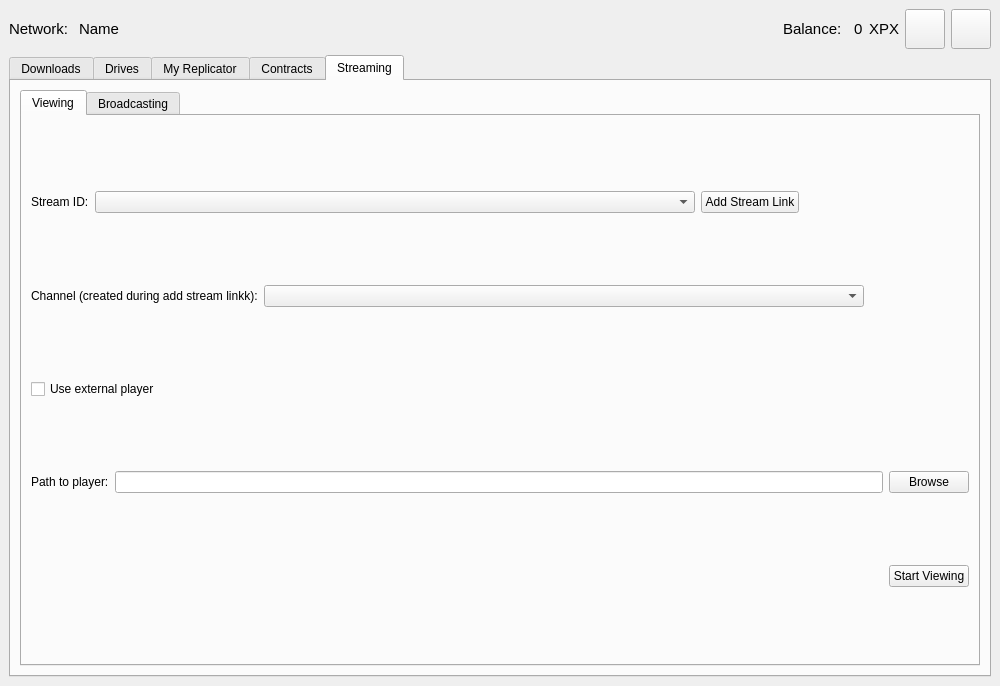
This is UserApp/mainwin.ui in proximax-storage/cpp-xpx-storage-user-app as Qt 5 draws it before an edit. The edited form follows.
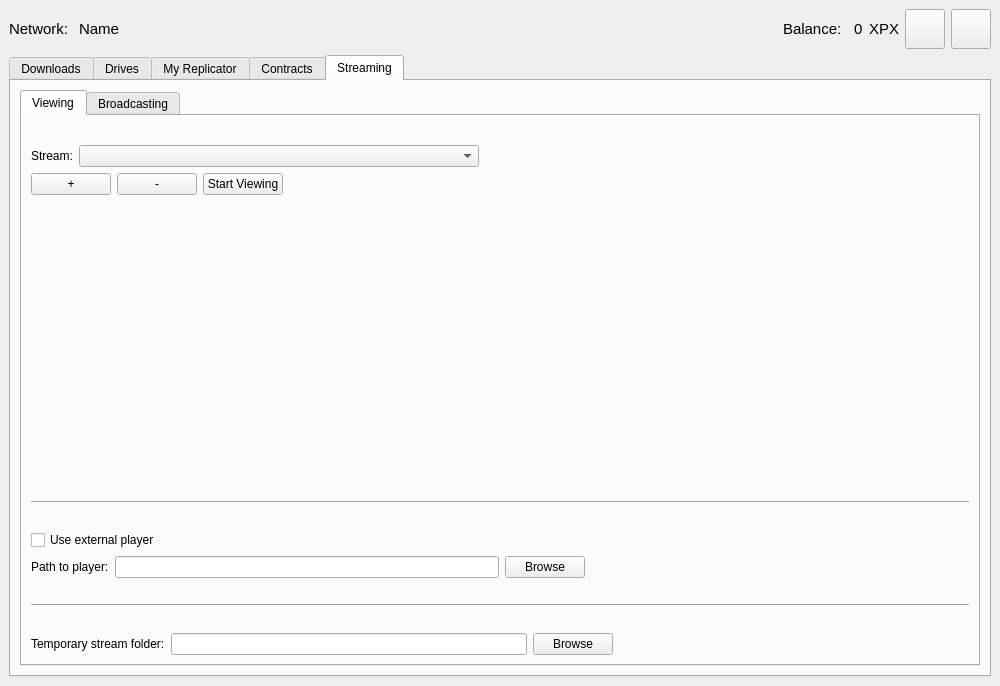
This is the edited form. The open tabs and pages were chosen to show the change.

The edit to the form file:
```diff
--- a/UserApp/mainwin.ui
+++ b/UserApp/mainwin.ui
@@ -1446,12 +1446,25 @@
             <string>Viewing</string>
            </attribute>
            <layout class="QVBoxLayout" name="verticalLayout_4">
+            <item>
+             <spacer name="horizontalSpacer_23">
+              <property name="orientation">
+               <enum>Qt::Horizontal</enum>
+              </property>
+              <property name="sizeHint" stdset="0">
+               <size>
+                <width>40</width>
+                <height>20</height>
+               </size>
+              </property>
+             </spacer>
+            </item>
             <item>
              <layout class="QHBoxLayout" name="horizontalLayout_11">
               <item>
                <widget class="QLabel" name="label">
                 <property name="text">
-                 <string>Stream ID:</string>
+                 <string>Stream:</string>
                 </property>
                </widget>
               </item>
@@ -1459,7 +1472,7 @@
                <widget class="QComboBox" name="comboBox">
                 <property name="minimumSize">
                  <size>
-                  <width>600</width>
+                  <width>400</width>
                   <height>0</height>
                  </size>
                 </property>
@@ -1468,13 +1481,6 @@
                 </property>
                </widget>
               </item>
-              <item>
-               <widget class="QPushButton" name="pushButton_4">
-                <property name="text">
-                 <string>Add Stream Link</string>
-                </property>
-               </widget>
-              </item>
               <item>
                <spacer name="horizontalSpacer_4">
                 <property name="orientation">
@@ -1491,26 +1497,54 @@
              </layout>
             </item>
             <item>
-             <layout class="QHBoxLayout" name="horizontalLayout_15">
+             <layout class="QHBoxLayout" name="horizontalLayout_12">
               <item>
-               <widget class="QLabel" name="label_6">
+               <widget class="QPushButton" name="m_addStreamRefBtn">
                 <property name="text">
-                 <string>Channel (created during add stream linkk):</string>
+                 <string>+</string>
                 </property>
                </widget>
               </item>
               <item>
-               <widget class="QComboBox" name="comboBox_2">
-                <property name="minimumSize">
+               <widget class="QPushButton" name="m_delStreamRefBtn">
+                <property name="text">
+                 <string>-</string>
+                </property>
+               </widget>
+              </item>
+              <item>
+               <widget class="QPushButton" name="m_startViewingBtn">
+                <property name="text">
+                 <string>Start Viewing</string>
+                </property>
+               </widget>
+              </item>
+              <item>
+               <spacer name="horizontalSpacer_8">
+                <property name="orientation">
+                 <enum>Qt::Horizontal</enum>
+                </property>
+                <property name="sizeHint" stdset="0">
                  <size>
-                  <width>600</width>
-                  <height>0</height>
+                  <width>40</width>
+                  <height>20</height>
                  </size>
                 </property>
-               </widget>
+               </spacer>
               </item>
               <item>
-               <spacer name="horizontalSpacer_6">
+               <layout class="QVBoxLayout" name="verticalLayout_12">
+                <item>
+                 <layout class="QHBoxLayout" name="horizontalLayout_15"/>
+                </item>
+               </layout>
+              </item>
+             </layout>
+            </item>
+            <item>
+             <layout class="QHBoxLayout" name="horizontalLayout_14">
+              <item>
+               <spacer name="horizontalSpacer_5">
                 <property name="orientation">
                  <enum>Qt::Horizontal</enum>
                 </property>
@@ -1525,12 +1559,49 @@
              </layout>
             </item>
             <item>
-             <widget class="QCheckBox" name="checkBox">
-              <property name="text">
-               <string>Use external player</string>
+             <spacer name="verticalSpacer_2">
+              <property name="orientation">
+               <enum>Qt::Vertical</enum>
+              </property>
+              <property name="sizeHint" stdset="0">
+               <size>
+                <width>20</width>
+                <height>40</height>
+               </size>
+              </property>
+             </spacer>
+            </item>
+            <item>
+             <widget class="Line" name="line_3">
+              <property name="orientation">
+               <enum>Qt::Horizontal</enum>
               </property>
              </widget>
             </item>
+            <item>
+             <spacer name="horizontalSpacer_22">
+              <property name="orientation">
+               <enum>Qt::Horizontal</enum>
+              </property>
+              <property name="sizeHint" stdset="0">
+               <size>
+                <width>40</width>
+                <height>20</height>
+               </size>
+              </property>
+             </spacer>
+            </item>
+            <item>
+             <layout class="QHBoxLayout" name="horizontalLayout_23">
+              <item>
+               <widget class="QCheckBox" name="m_useExternalPlayer">
+                <property name="text">
+                 <string>Use external player</string>
+                </property>
+               </widget>
+              </item>
+             </layout>
+            </item>
             <item>
              <layout class="QHBoxLayout" name="horizontalLayout_13">
               <item>
@@ -1541,7 +1612,74 @@
                </widget>
               </item>
               <item>
-               <widget class="QLineEdit" name="lineEdit"/>
+               <widget class="QLineEdit" name="m_pathToPlayer"/>
+              </item>
+              <item>
+               <widget class="QPushButton" name="pushButton_4">
+                <property name="text">
+                 <string>Browse</string>
+                </property>
+               </widget>
+              </item>
+              <item>
+               <spacer name="horizontalSpacer_6">
+                <property name="orientation">
+                 <enum>Qt::Horizontal</enum>
+                </property>
+                <property name="sizeHint" stdset="0">
+                 <size>
+                  <width>40</width>
+                  <height>20</height>
+                 </size>
+                </property>
+               </spacer>
+              </item>
+             </layout>
+            </item>
+            <item>
+             <spacer name="horizontalSpacer_25">
+              <property name="orientation">
+               <enum>Qt::Horizontal</enum>
+              </property>
+              <property name="sizeHint" stdset="0">
+               <size>
+                <width>40</width>
+                <height>20</height>
+               </size>
+              </property>
+             </spacer>
+            </item>
+            <item>
+             <widget class="Line" name="line_4">
+              <property name="orientation">
+               <enum>Qt::Horizontal</enum>
+              </property>
+             </widget>
+            </item>
+            <item>
+             <spacer name="horizontalSpacer_26">
+              <property name="orientation">
+               <enum>Qt::Horizontal</enum>
+              </property>
+              <property name="sizeHint" stdset="0">
+               <size>
+                <width>40</width>
+                <height>20</height>
+               </size>
+              </property>
+             </spacer>
+            </item>
+            <item>
+             <layout class="QHBoxLayout" name="horizontalLayout_32">
+              <item>
+               <widget class="QLabel" name="label_6">
+                <property name="text">
+                 <string>Temporary stream folder:</string>
+                </property>
+               </widget>
+              </item>
+              <item>
+               <widget class="QLineEdit" name="m_tmpStreamFolder"/>
               </item>
               <item>
                <widget class="QPushButton" name="pushButton_2">
@@ -1550,12 +1688,8 @@
                 </property>
                </widget>
               </item>
-             </layout>
-            </item>
-            <item>
-             <layout class="QHBoxLayout" name="horizontalLayout_14">
               <item>
-               <spacer name="horizontalSpacer_5">
+               <spacer name="horizontalSpacer_24">
                 <property name="orientation">
                  <enum>Qt::Horizontal</enum>
                 </property>
@@ -1567,13 +1701,6 @@
                 </property>
                </spacer>
               </item>
-              <item>
-               <widget class="QPushButton" name="pushButton_3">
-                <property name="text">
-                 <string>Start Viewing</string>
-                </property>
-               </widget>
-              </item>
              </layout>
             </item>
            </layout>
@@ -1705,27 +1832,6 @@
               </item>
              </layout>
             </item>
-            <item>
-             <layout class="QHBoxLayout" name="horizontalLayout_23">
-              <item>
-               <widget class="QLabel" name="label_14">
-                <property name="text">
-                 <string>Chunk Folder:</string>
-                </property>
-               </widget>
-              </item>
-              <item>
-               <widget class="QLineEdit" name="m_chunkFolder"/>
-              </item>
-              <item>
-               <widget class="QPushButton" name="pushButton_8">
-                <property name="text">
-                 <string>Browse</string>
-                </property>
-               </widget>
-              </item>
-             </layout>
-            </item>
             <item>
              <layout class="QHBoxLayout" name="horizontalLayout_17">
               <item>
```
Left out of the diff: 148 changed lines with no effect on the pictures.
